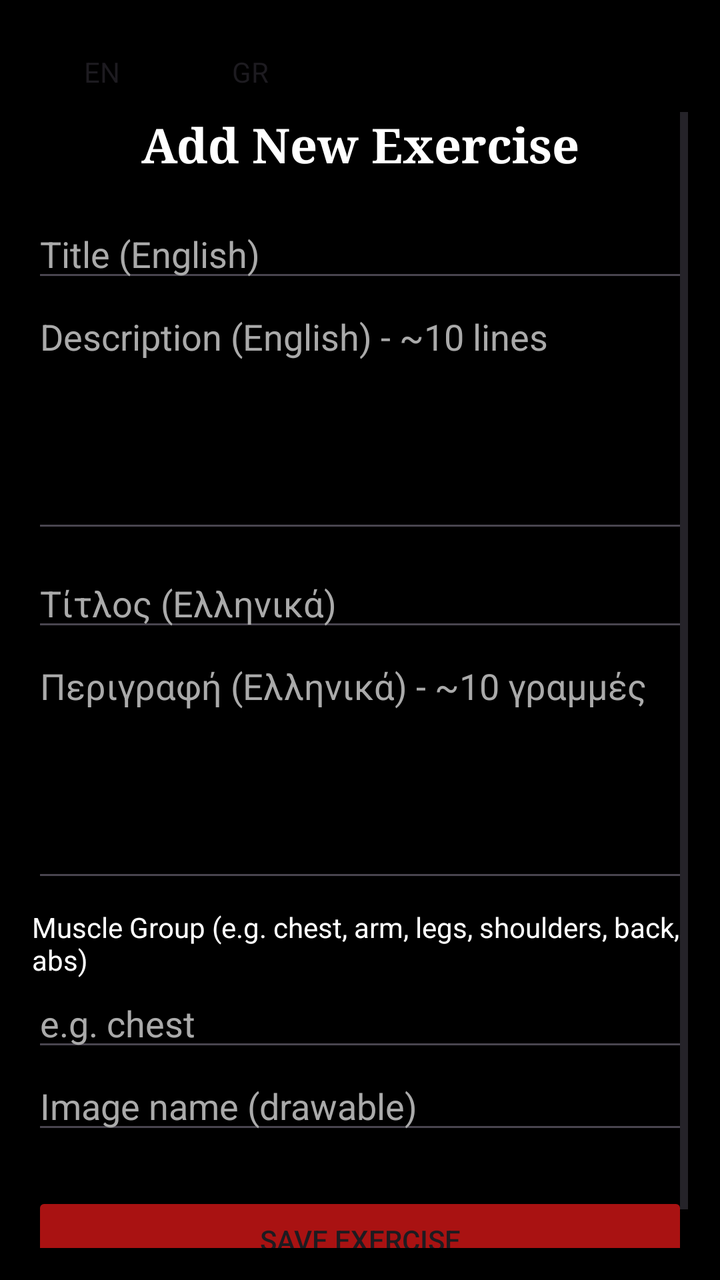
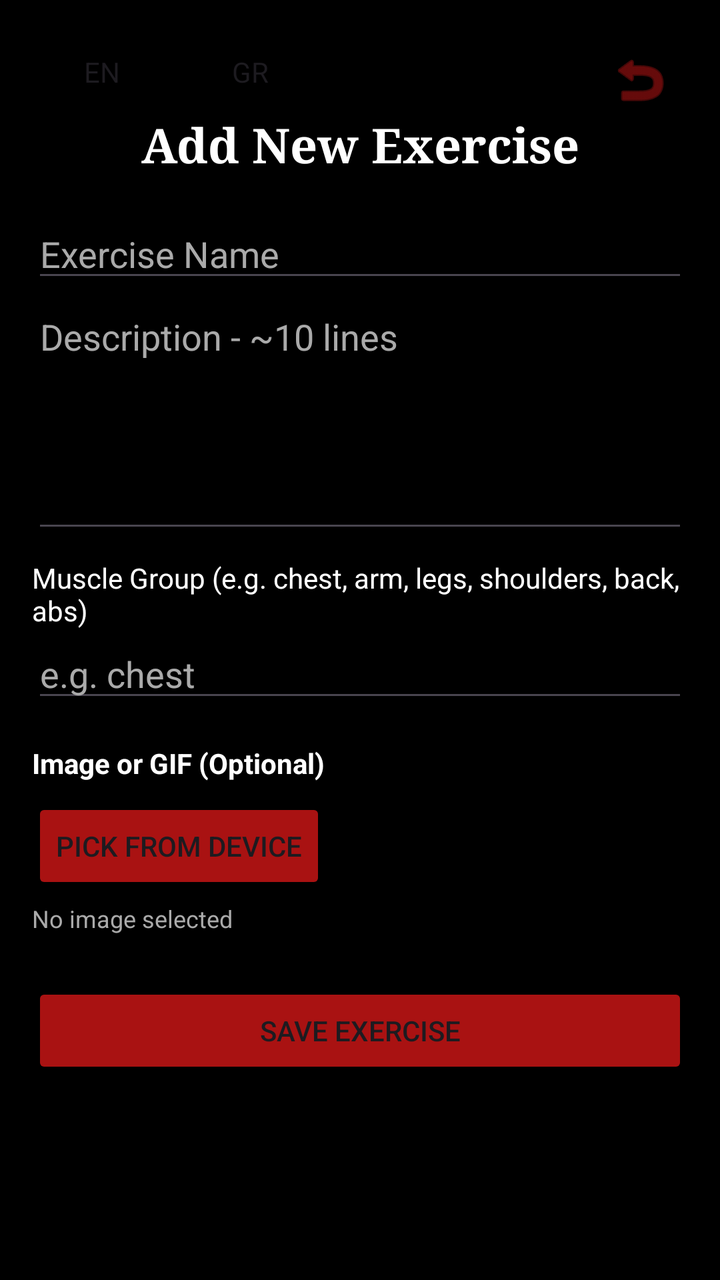

Two renders of the same Android screen: before a commit and after it. Below are the layout's source before the change and the commit's diff.
<!-- AndroidManifest.xml: application theme Theme.MuscleApp -->
<!-- res/layout/activity_add_exercise.xml -->
<?xml version="1.0" encoding="utf-8"?>
<androidx.constraintlayout.widget.ConstraintLayout xmlns:android="http://schemas.android.com/apk/res/android"
    xmlns:app="http://schemas.android.com/apk/res-auto"
    android:id="@+id/add_exercise_main"
    android:layout_width="match_parent"
    android:layout_height="match_parent"
    android:background="@color/black"
    android:padding="16dp">

    <LinearLayout
        android:id="@+id/lang_layout"
        android:layout_width="wrap_content"
        android:layout_height="wrap_content"
        android:orientation="horizontal"
        app:layout_constraintStart_toStartOf="parent"
        app:layout_constraintTop_toTopOf="parent">

        <Button
            android:id="@+id/btn_en"
            style="?android:attr/buttonBarStyle"
            android:layout_width="70dp"
            android:layout_height="40dp"
            android:layout_marginEnd="4dp"
            android:text="EN"
            android:textAllCaps="true"
            android:textSize="14sp"
            app:backgroundTint="@color/red" />

        <Button
            android:id="@+id/btn_el"
            style="?android:attr/buttonBarStyle"
            android:layout_width="70dp"
            android:layout_height="40dp"
            android:text="GR"
            android:textAllCaps="true"
            android:textSize="14sp"
            app:backgroundTint="@color/red" />
    </LinearLayout>

    <ScrollView
        android:layout_width="match_parent"
        android:layout_height="0dp"
        app:layout_constraintTop_toBottomOf="@+id/lang_layout"
        app:layout_constraintBottom_toBottomOf="parent">

        <LinearLayout
            android:layout_width="match_parent"
            android:layout_height="wrap_content"
            android:orientation="vertical">

            <TextView
                android:layout_width="match_parent"
                android:layout_height="wrap_content"
                android:text="Add New Exercise"
                android:textColor="@color/white"
                android:textSize="24sp"
                android:textStyle="bold"
                android:fontFamily="serif"
                android:gravity="center"
                android:layout_marginBottom="16dp"/>

            <EditText
                android:id="@+id/add_title_en"
                android:layout_width="match_parent"
                android:layout_height="wrap_content"
                android:hint="Title (English)"
                android:textColor="@color/white"
                android:textColorHint="@android:color/darker_gray" />

            <EditText
                android:id="@+id/add_desc_en"
                android:layout_width="match_parent"
                android:layout_height="wrap_content"
                android:hint="Description (English) - ~10 lines"
                android:lines="5"
                android:gravity="top"
                android:textColor="@color/white"
                android:textColorHint="@android:color/darker_gray" />

            <EditText
                android:id="@+id/add_title_el"
                android:layout_width="match_parent"
                android:layout_height="wrap_content"
                android:hint="Τίτλος (Ελληνικά)"
                android:textColor="@color/white"
                android:textColorHint="@android:color/darker_gray"
                android:layout_marginTop="8dp"/>

            <EditText
                android:id="@+id/add_desc_el"
                android:layout_width="match_parent"
                android:layout_height="wrap_content"
                android:hint="Περιγραφή (Ελληνικά) - ~10 γραμμές"
                android:lines="5"
                android:gravity="top"
                android:textColor="@color/white"
                android:textColorHint="@android:color/darker_gray" />

            <TextView
                android:layout_width="match_parent"
                android:layout_height="wrap_content"
                android:text="Muscle Group (e.g. chest, arm, legs, shoulders, back, abs)"
                android:textColor="@color/white"
                android:layout_marginTop="8dp"/>

            <EditText
                android:id="@+id/add_muscle_group"
                android:layout_width="match_parent"
                android:layout_height="wrap_content"
                android:hint="e.g. chest"
                android:textColor="@color/white"
                android:textColorHint="@android:color/darker_gray" />

            <EditText
                android:id="@+id/add_image_name"
                android:layout_width="match_parent"
                android:layout_height="wrap_content"
                android:hint="Image name (drawable)"
                android:textColor="@color/white"
                android:textColorHint="@android:color/darker_gray" />

            <Button
                android:id="@+id/btn_save_exercise"
                android:layout_width="match_parent"
                android:layout_height="wrap_content"
                android:text="Save Exercise"
                app:backgroundTint="@color/red"
                android:layout_marginTop="24dp"/>

        </LinearLayout>
    </ScrollView>

</androidx.constraintlayout.widget.ConstraintLayout>
<!-- resources referenced by this layout -->
<resources>
  <color name="black">#FF000000</color>
  <color name="red">#A91212</color>
  <color name="white">#FFFFFFFF</color>
  <style name="Theme.MuscleApp" parent="Base.Theme.MuscleApp" />
  <style name="Base.Theme.MuscleApp" parent="Theme.Material3.Light.NoActionBar">
          
          
      </style>
</resources>

<!-- the commit's change to res/layout/activity_add_exercise.xml (unified diff, before → after) -->
@@ -37,6 +37,17 @@
             app:backgroundTint="@color/red" />
     </LinearLayout>
 
+    <ImageButton
+        android:id="@+id/btn_back_add"
+        android:layout_width="48dp"
+        android:layout_height="48dp"
+        android:src="@android:drawable/ic_menu_revert"
+        android:background="?attr/selectableItemBackgroundBorderless"
+        android:contentDescription="Back"
+        app:tint="@color/red"
+        app:layout_constraintTop_toTopOf="parent"
+        app:layout_constraintEnd_toEndOf="parent"/>
+
     <ScrollView
         android:layout_width="match_parent"
         android:layout_height="0dp"
@@ -60,37 +71,18 @@
                 android:layout_marginBottom="16dp"/>
 
             <EditText
-                android:id="@+id/add_title_en"
+                android:id="@+id/add_title"
                 android:layout_width="match_parent"
                 android:layout_height="wrap_content"
-                android:hint="Title (English)"
+                android:hint="Exercise Name"
                 android:textColor="@color/white"
                 android:textColorHint="@android:color/darker_gray" />
 
             <EditText
-                android:id="@+id/add_desc_en"
+                android:id="@+id/add_desc"
                 android:layout_width="match_parent"
                 android:layout_height="wrap_content"
-                android:hint="Description (English) - ~10 lines"
-                android:lines="5"
-                android:gravity="top"
-                android:textColor="@color/white"
-                android:textColorHint="@android:color/darker_gray" />
-
-            <EditText
-                android:id="@+id/add_title_el"
-                android:layout_width="match_parent"
-                android:layout_height="wrap_content"
-                android:hint="Τίτλος (Ελληνικά)"
-                android:textColor="@color/white"
-                android:textColorHint="@android:color/darker_gray"
-                android:layout_marginTop="8dp"/>
-
-            <EditText
-                android:id="@+id/add_desc_el"
-                android:layout_width="match_parent"
-                android:layout_height="wrap_content"
-                android:hint="Περιγραφή (Ελληνικά) - ~10 γραμμές"
+                android:hint="Description - ~10 lines"
                 android:lines="5"
                 android:gravity="top"
                 android:textColor="@color/white"
@@ -111,13 +103,30 @@
                 android:textColor="@color/white"
                 android:textColorHint="@android:color/darker_gray" />
 
-            <EditText
-                android:id="@+id/add_image_name"
+            <TextView
                 android:layout_width="match_parent"
                 android:layout_height="wrap_content"
-                android:hint="Image name (drawable)"
+                android:text="Image or GIF (Optional)"
                 android:textColor="@color/white"
-                android:textColorHint="@android:color/darker_gray" />
+                android:layout_marginTop="16dp"
+                android:textStyle="bold"/>
+
+            <Button
+                android:id="@+id/btn_pick_image"
+                android:layout_width="wrap_content"
+                android:layout_height="wrap_content"
+                android:text="Pick from device"
+                app:backgroundTint="@color/red"
+                android:layout_marginTop="8dp"/>
+
+            <TextView
+                android:id="@+id/tv_image_path"
+                android:layout_width="match_parent"
+                android:layout_height="wrap_content"
+                android:textColor="@android:color/darker_gray"
+                android:textSize="12sp"
+                android:text="No image selected"
+                android:layout_marginTop="4dp"/>
 
             <Button
                 android:id="@+id/btn_save_exercise"
